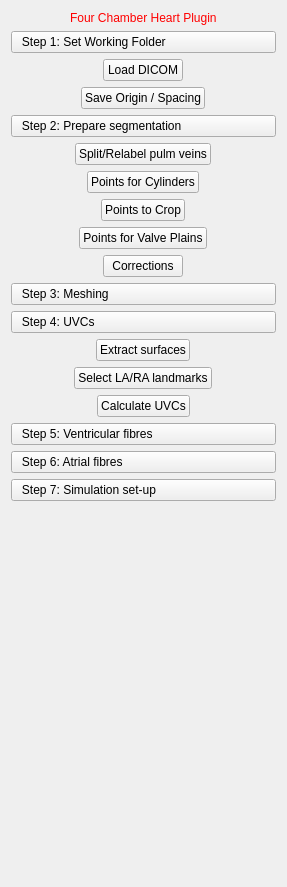
The window that CemrgApp/Plugins/kcl.cemrgapp.fourchamber/src/internal/FourChamberViewControls.ui (RosieBarrows/CemrgApp) describes before a commit, drawn with Qt 5.
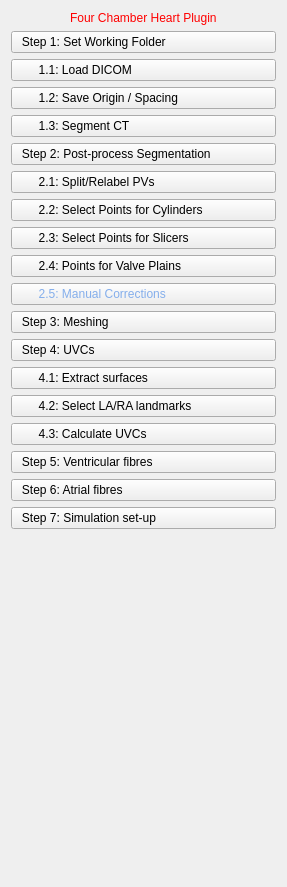
The same window after the commit.

Commit message: folders, load segmentation, use ccta tool

Diff of the .ui file:
```diff
--- a/CemrgApp/Plugins/kcl.cemrgapp.fourchamber/src/internal/FourChamberViewControls.ui
+++ b/CemrgApp/Plugins/kcl.cemrgapp.fourchamber/src/internal/FourChamberViewControls.ui
@@ -40,17 +40,33 @@
      </property>
     </widget>
    </item>
-   <item alignment="Qt::AlignHCenter">
+   <item>
     <widget class="QPushButton" name="button_loaddicom">
+     <property name="styleSheet">
+      <string notr="true">text-align: left; </string>
+     </property>
      <property name="text">
-      <string>Load DICOM</string>
+      <string>        1.1: Load DICOM</string>
      </property>
     </widget>
    </item>
-   <item alignment="Qt::AlignHCenter">
+   <item>
     <widget class="QPushButton" name="button_origin_spacing">
+     <property name="styleSheet">
+      <string notr="true">text-align: left; </string>
+     </property>
      <property name="text">
-      <string>Save Origin / Spacing</string>
+      <string>        1.2: Save Origin / Spacing</string>
+     </property>
+    </widget>
+   </item>
+   <item>
+    <widget class="QPushButton" name="button_segment_image">
+     <property name="styleSheet">
+      <string notr="true">text-align: left; </string>
+     </property>
+     <property name="text">
+      <string>        1.3: Segment CT</string>
      </property>
     </widget>
    </item>
@@ -60,42 +76,57 @@
       <string notr="true">text-align: left;</string>
      </property>
      <property name="text">
-      <string>   Step 2: Prepare segmentation</string>
+      <string>   Step 2: Post-process Segmentation</string>
      </property>
     </widget>
    </item>
-   <item alignment="Qt::AlignHCenter">
+   <item>
     <widget class="QPushButton" name="button_splitpulms">
+     <property name="styleSheet">
+      <string notr="true">text-align: left; </string>
+     </property>
      <property name="text">
-      <string>Split/Relabel pulm veins</string>
+      <string>        2.1: Split/Relabel PVs</string>
      </property>
     </widget>
    </item>
-   <item alignment="Qt::AlignHCenter">
+   <item>
     <widget class="QPushButton" name="button_select_pts_a">
+     <property name="styleSheet">
+      <string notr="true">text-align: left; </string>
+     </property>
      <property name="text">
-      <string>Points for Cylinders</string>
+      <string>        2.2: Select Points for Cylinders</string>
      </property>
     </widget>
    </item>
-   <item alignment="Qt::AlignHCenter">
+   <item>
     <widget class="QPushButton" name="button_select_pts_b">
+     <property name="styleSheet">
+      <string notr="true">text-align: left; </string>
+     </property>
      <property name="text">
-      <string>Points to Crop</string>
+      <string>        2.3: Select Points for Slicers</string>
      </property>
     </widget>
    </item>
-   <item alignment="Qt::AlignHCenter">
+   <item>
     <widget class="QPushButton" name="button_select_pts_c">
+     <property name="styleSheet">
+      <string notr="true">text-align: left; </string>
+     </property>
      <property name="text">
-      <string>Points for Valve Plains</string>
+      <string>        2.4: Points for Valve Plains</string>
      </property>
     </widget>
    </item>
-   <item alignment="Qt::AlignHCenter">
+   <item>
     <widget class="QPushButton" name="button_corrections">
+     <property name="styleSheet">
+      <string notr="true">text-align: left; color: rgb(132, 174, 235);</string>
+     </property>
      <property name="text">
-      <string>Corrections</string>
+      <string>        2.5: Manual Corrections</string>
      </property>
     </widget>
    </item>
@@ -119,27 +150,33 @@
      </property>
     </widget>
    </item>
-   <item alignment="Qt::AlignHCenter">
+   <item>
     <widget class="QPushButton" name="button_extractsurfs">
      <property name="styleSheet">
-      <string notr="true"/>
+      <string notr="true">text-align: left; </string>
      </property>
      <property name="text">
-      <string>Extract surfaces</string>
+      <string>        4.1: Extract surfaces</string>
      </property>
     </widget>
    </item>
-   <item alignment="Qt::AlignHCenter">
+   <item>
     <widget class="QPushButton" name="button_uvclandmarks">
+     <property name="styleSheet">
+      <string notr="true">text-align: left; </string>
+     </property>
      <property name="text">
-      <string>Select LA/RA landmarks</string>
+      <string>        4.2: Select LA/RA landmarks</string>
      </property>
     </widget>
    </item>
-   <item alignment="Qt::AlignHCenter">
+   <item>
     <widget class="QPushButton" name="button_calcuvcs">
+     <property name="styleSheet">
+      <string notr="true">text-align: left; </string>
+     </property>
      <property name="text">
-      <string>Calculate UVCs</string>
+      <string>        4.3: Calculate UVCs</string>
      </property>
     </widget>
    </item>
```
The commit also changes 5 other files.
